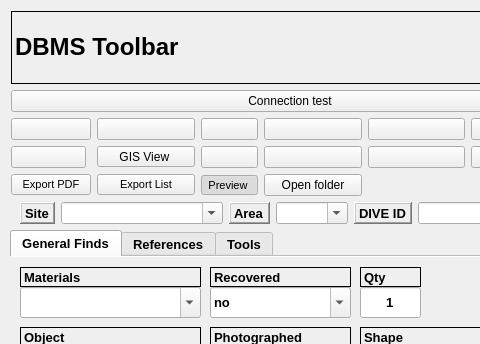
First picture: the form in gui/ui/hff_system__ARTLOG_ui.ui, repository enzococca/HFF, before the edit; both pictures show x 0 to 480 and y 0 to 344 of the 1156 by 880 pixel window.
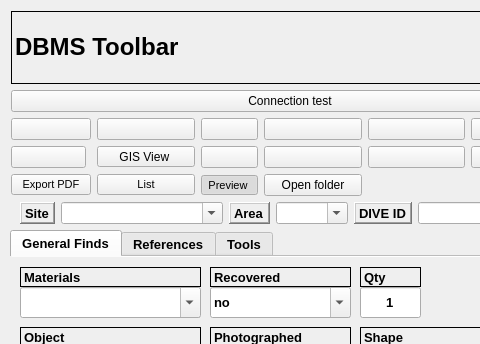
Second picture: the form after the edit. Icons and pictures are not drawn. Custom widgets are drawn as their Qt base class.

Patch:
```diff
--- a/gui/ui/hff_system__ARTLOG_ui.ui
+++ b/gui/ui/hff_system__ARTLOG_ui.ui
@@ -1791,7 +1791,7 @@
          </font>
         </property>
         <property name="text">
-         <string>Export List</string>
+         <string>List</string>
         </property>
         <property name="icon">
          <iconset resource="../../resources/resources.qrc">
```
